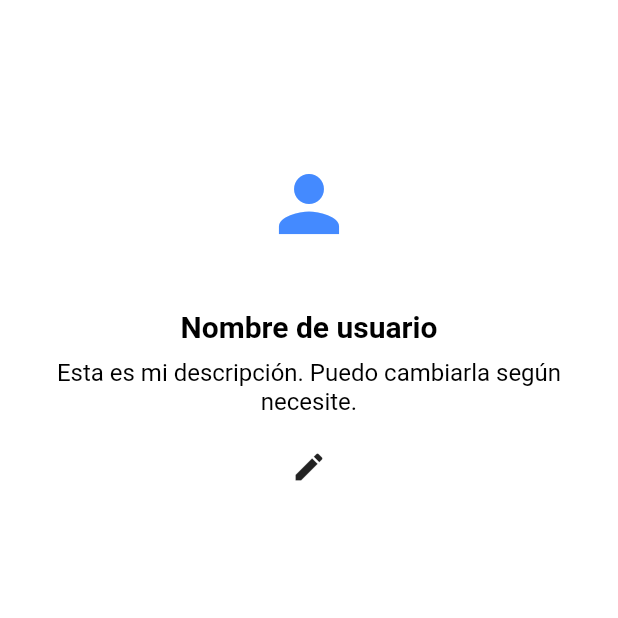
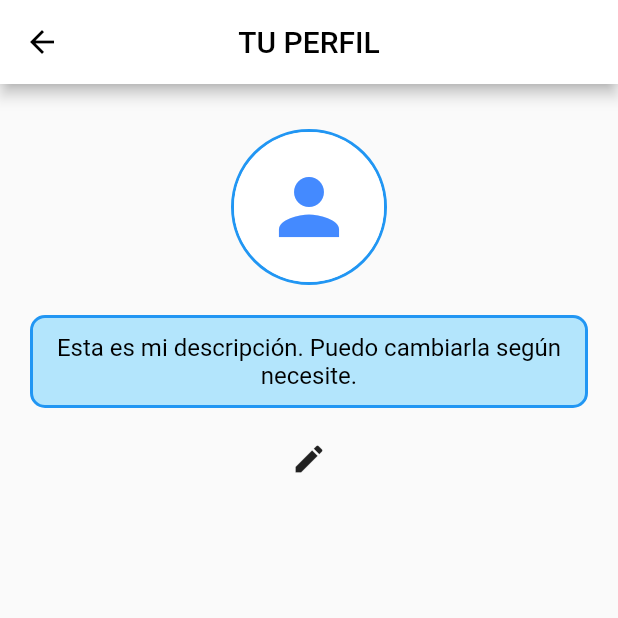
Before and after one commit to BiGBrainBran/B-M-A-J-M-C, a Flutter app: the ProfilePage screen opened by its route, on a phone screen of 412 x 824 dp, the top half of it. Run offline on Flutter 3.47's test engine with Material 2 defaults, Android fonts, the phone set to English and light mode, and no system bars; our stand-ins replace auto_size_text.

Commit message:
Commit con todo corregido y funcionando hasta el momento, cambios importantes son los botones, tema, register, login y botones para las diferentes opciones de la app; tema perfil terminado solo falta sync con base de datos

```diff
--- a/lib/pages/profile_page.dart
+++ b/lib/pages/profile_page.dart
@@ -1,11 +1,4 @@
 import 'package:flutter/material.dart';
-import 'package:appscratch/theme/colors.dart';
-
-/*
-
-PROFILE PAGE
-
-*/
 
 class ProfilePage extends StatefulWidget {
   const ProfilePage({Key? key}) : super(key: key);
@@ -43,19 +36,36 @@ class _ProfilePageState extends State<ProfilePage> {
   Widget build(BuildContext context) {
     return Scaffold(
       appBar: AppBar(
-        title: const Text("Perfil"),
-        backgroundColor: primaryColor,
-        elevation: 0,
+        title: const Text(
+          "TU PERFIL",
+          style: TextStyle(color: Colors.black) ,  // Cambiar color del texto a negro
         ),
-      backgroundColor: backgroundColor,
+        backgroundColor: Colors.white,  // Cambiar color de fondo a blanco
+        elevation: 4,  // Establecer la elevación a 4 para la sombra
+        iconTheme: IconThemeData(color: Colors.black),  // Cambiar color del icono de volver a negro
+        leading: IconButton(
+          icon: Icon(Icons.arrow_back),
+          onPressed: () {
+            Navigator.pop(context);
+          },
+        ),
+        centerTitle: true,  // Alinear el texto "Perfil" al centro
+      ),
       body: Padding(
-        padding: const EdgeInsets.only(top: 30.0), // Ajusta el margen superior
+        padding: const EdgeInsets.only(top: 30.0),
         child: Center(
           child: Column(
             mainAxisAlignment: MainAxisAlignment.start,
             children: [
-              // Icono o imagen de perfil
-              CircleAvatar(
+              Container(
+                decoration: BoxDecoration(
+                  shape: BoxShape.circle,
+                  border: Border.all(
+                    color: Colors.blue,
+                    width: 2.0,
+                  ),
+                ),
+                child: CircleAvatar(
                   radius: 50,
                   backgroundColor: Colors.white,
                   child: Icon(
@@ -64,26 +74,21 @@ class _ProfilePageState extends State<ProfilePage> {
                     color: Colors.blueAccent,
                   ),
                 ),
-
+              ),
               const SizedBox(height: 20),
-
-              // Nombre de usuario
-              Text(
-                'Nombre de usuario',
-                style: TextStyle(
-                  fontSize: 20,
-                  fontWeight: FontWeight.bold,
-                  color: Colors.black,
-                ),
-              ),
-
-              const SizedBox(height: 10),
-
-              // Descripción editable o mostrada
               Padding(
                 padding: const EdgeInsets.symmetric(horizontal: 20),
                 child: _isEditing
-                    ? TextField(
+                    ? Container(
+                  decoration: BoxDecoration(
+                    color: Colors.lightBlue[100],
+                    borderRadius: BorderRadius.circular(10.0),
+                    border: Border.all(
+                      color: Colors.blue,
+                      width: 2.0,
+                    ),
+                  ),
+                  child: TextField(
                     controller: _descriptionController,
                     maxLines: null,
                     textAlign: TextAlign.center,
@@ -94,9 +99,22 @@ class _ProfilePageState extends State<ProfilePage> {
                     decoration: InputDecoration(
                       hintText: "Ingresa tu descripción",
                       hintStyle: TextStyle(color: Colors.grey),
+                      border: InputBorder.none,
+                    ),
                   ),
                 )
-                    : Text(
+                    : Container(
+                  decoration: BoxDecoration(
+                    color: Colors.lightBlue[100],
+                    borderRadius: BorderRadius.circular(10.0),
+                    border: Border.all(
+                      color: Colors.blue,
+                      width: 2.0,
+                    ),
+                  ),
+                  child: Padding(
+                    padding: const EdgeInsets.all(10.0),
+                    child: Text(
                       _description,
                       textAlign: TextAlign.center,
                       style: TextStyle(
@@ -105,10 +123,9 @@ class _ProfilePageState extends State<ProfilePage> {
                       ),
                     ),
                   ),
-
+                ),
+              ),
               const SizedBox(height: 10),
-
-              // Icono para editar la descripción
               _isEditing
                   ? IconButton(
                 icon: Icon(Icons.save),
```
Also changed, not shown: lib/pages/home_page.dart (+40 -20 lines). Lines whose indentation alone changed are shown as unchanged.
